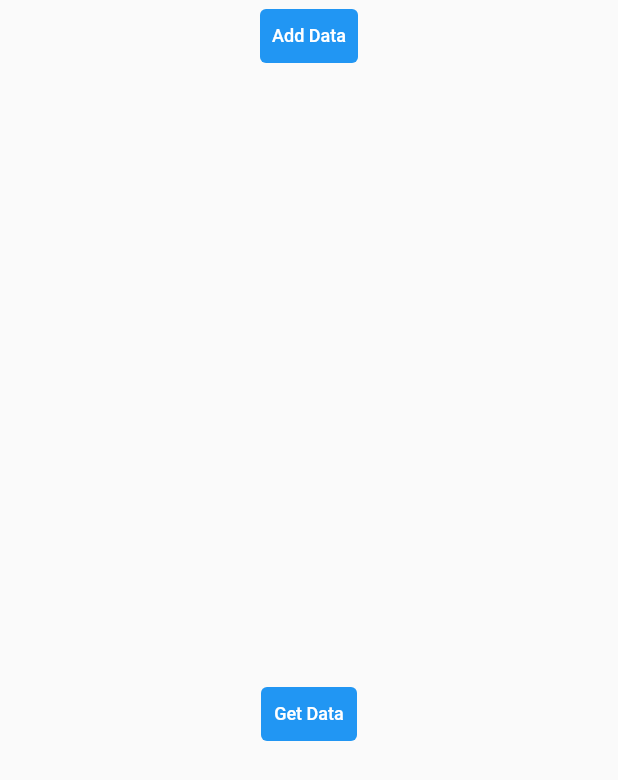
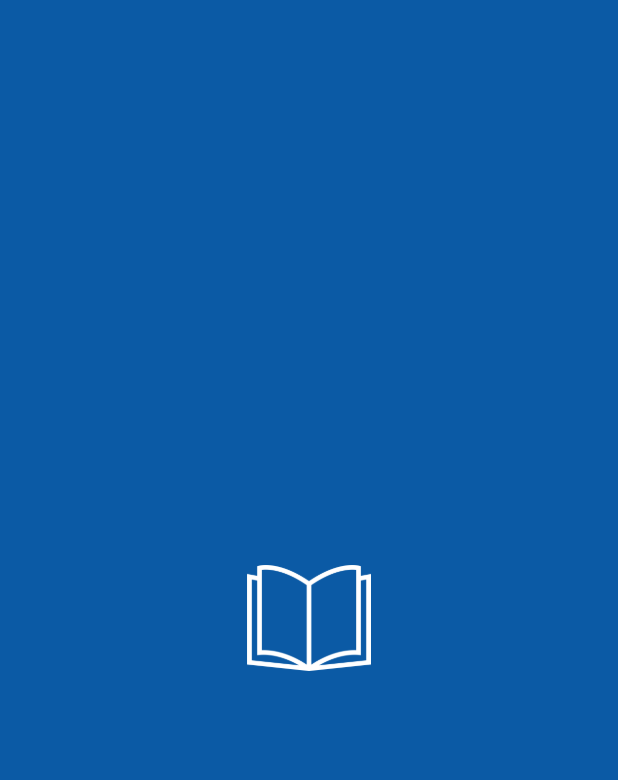
Before and after one commit to pushti0112/BookHook, a Flutter app: the first screen one second after launch, on a phone screen of 412 x 824 dp. Shown: the top 780 px of the screen. Run offline on Flutter 3.47's test engine with Material 2 defaults, Android fonts, the phone set to English and light mode, and no system bars; our stand-ins replace sizer.

Commit message:
designed splash screen

```diff
--- /dev/null
+++ b/lib/global/AppColors.dart
@@ -0,0 +1,24 @@
+import 'package:flutter/material.dart';
+
+class AppColors {
+  static const Color primary = Color(0xFF0B5AA5);
+  static const Color secondary = Color(0xFFF2711C);
+  static const Color primaryDark = Color(0xFF0E5293);
+  static const Color primaryLight = Color(0xFF9ECCFA);
+  static const Color primarySubtle = Color(0xFFDFF0FF);
+
+  static const Color error = Color(0xFFEB5757);
+  static const Color warning = Color(0xFFE2B93B);
+  static const Color info = Color(0xFF2F80ED);
+  static const Color success = Color(0xFF27AE60);
+
+  static const Color dark1 = Color(0xFF262838);
+  static const Color dark2 = Color(0xFF343434);
+  static const Color dark3 = Color(0xFF7C7C7C);
+  static const Color dark4 = Color(0xFFBBBBBB);
+
+  static const Color light1 = Color(0xFFC7C9D9);
+  static const Color light2 = Color(0xFFEBEBF0);
+  static const Color light3 = Color(0xFFF2F2F5);
+  static const Color light4 = Color(0xFFFAFAFC);
+}
--- a/lib/main.dart
+++ b/lib/main.dart
@@ -1,36 +1,35 @@
-import 'package:demo/view/home_screen.dart';
 import 'package:flutter/material.dart';
-import 'package:provider/provider.dart';
-
-import 'provider/user_provider.dart';
+import 'view/SplashScreen.dart';
+import 'package:sizer/sizer.dart';
 
 void main() {
-  runApp(MyApp());
+  runApp(const MyApp());
 }
 
 class MyApp extends StatelessWidget {
+  const MyApp({Key? key}) : super(key: key);
+
   // This widget is the root of your application.
   @override
   Widget build(BuildContext context) {
-    return MultiProvider(
-      providers: [
-        ChangeNotifierProvider<UserProvider>(create: (_) => UserProvider()),
-      ],
-      child: MainApp(),
-    );
+    return MainApp();
   }
 }
 
 class MainApp extends StatelessWidget {
   @override
   Widget build(BuildContext context) {
+    return Sizer(
+      builder: (context, orientation, deviceType) {
         return MaterialApp(
           debugShowCheckedModeBanner: false,
           title: 'Flutter Demo',
           theme: ThemeData(
             primarySwatch: Colors.blue,
           ),
-      home: const HomeScreen(),
+          home: const SplashScreen(),
+        );
+      },
     );
   }
 }
--- /dev/null
+++ b/lib/view/SplashScreen.dart
@@ -0,0 +1,44 @@
+// ignore_for_file: prefer_const_constructors
+
+import 'package:book_hook/global/AppColors.dart';
+import 'package:book_hook/view/LoginScreen.dart';
+import 'package:flutter/material.dart';
+import 'package:flutter/src/foundation/key.dart';
+import 'package:flutter/src/widgets/framework.dart';
+import 'package:sizer/sizer.dart';
+
+class SplashScreen extends StatefulWidget {
+  const SplashScreen({Key? key}) : super(key: key);
+
+  @override
+  State<SplashScreen> createState() => _SplashScreenState();
+}
+
+class _SplashScreenState extends State<SplashScreen> {
+  bool login = false;
+
+  @override
+  void initState() {
+    super.initState();
+    Future.delayed(Duration(seconds: 3), () {
+      if (!login) {
+        Navigator.pushReplacement(
+            context, MaterialPageRoute(builder: (context) => LoginScreen()));
+      }
+    });
+  }
+
+  @override
+  Widget build(BuildContext context) {
+    return Container(
+      color: AppColors.primary,
+      child: Center(
+        child: Image.asset(
+          "assets/images/logo.png",
+          //width: 70,
+          width: 10.h,
+        ),
+      ),
+    );
+  }
+}
```
Also changed, not shown: lib/view/LoginScreen.dart (added, +26 -0 lines), pubspec.yaml (+6 -6 lines), assets/images/logo.png (added), assets/images/logo1.png (added), pubspec.lock, 17 other files. Lines whose indentation alone changed are shown as unchanged.
